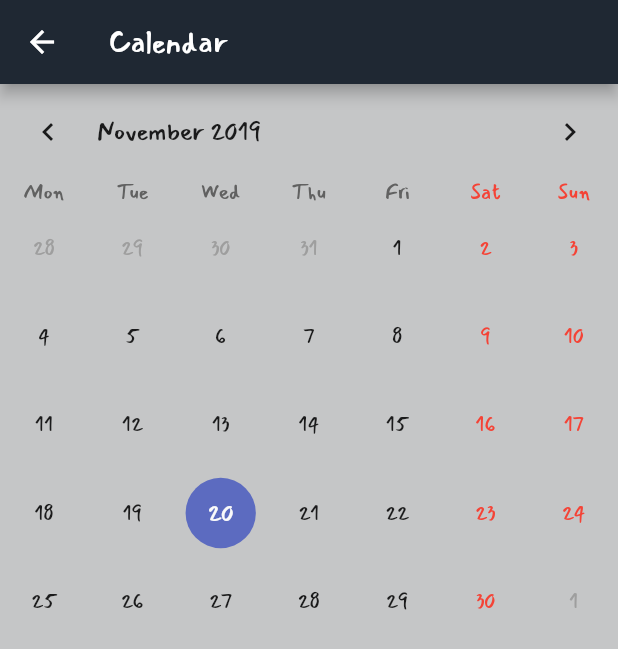
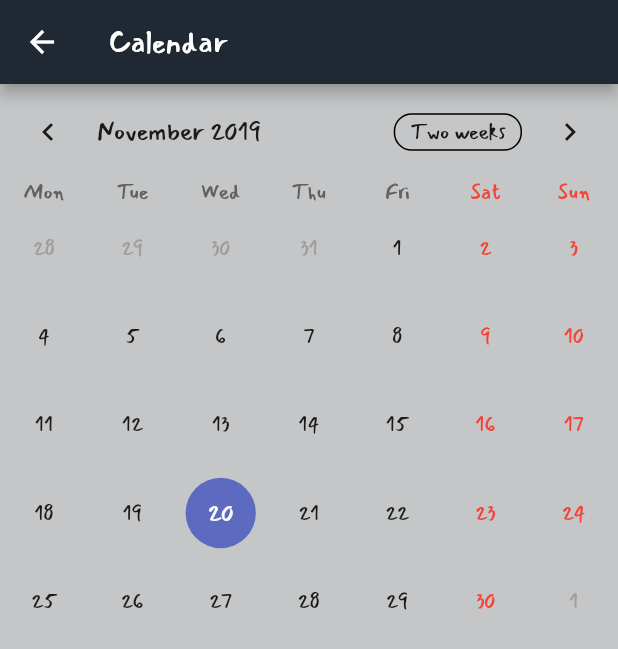
Before and after one commit to Yeetmaster6969/Yeet, a Flutter app: the SecondPage screen opened by its route, on a phone screen of 412 x 824 dp. Shown: the top 649 px of the screen. Run offline on Flutter 3.47's test engine with Material 2 defaults, Android fonts, the phone set to English and light mode, and no system bars; drawn by our look-alikes of table_calendar.

Commit message:
Update calendar.dart

```diff
--- a/lib/src/calendar.dart
+++ b/lib/src/calendar.dart
@@ -35,8 +35,11 @@ _controller = CalendarController();
              TableCalendar(calendarController: _controller,
              startingDayOfWeek: StartingDayOfWeek.monday,
              availableCalendarFormats: const {
-             CalendarFormat.month: '2',
+             CalendarFormat.month: 'month',
+             CalendarFormat.twoWeeks: 'Two weeks'
+
       },
+
              calendarStyle: CalendarStyle(
                todayColor: barColor, ),
                 )
```
